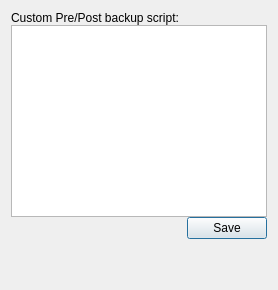
borgbase/vorta, file src/vorta/assets/UI/scriptedit.ui: the form before one commit.
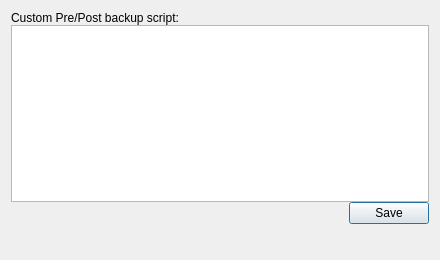
The form after the commit.

Commit message: Not needed: Removed the add from file button/dialog.

The edit to the form file:
```diff
--- a/src/vorta/assets/UI/scriptedit.ui
+++ b/src/vorta/assets/UI/scriptedit.ui
@@ -2,6 +2,14 @@
 <ui version="4.0">
  <class>ScriptEdit</class>
  <widget class="QDialog" name="ScriptEdit">
+  <property name="geometry">
+   <rect>
+    <x>0</x>
+    <y>0</y>
+    <width>440</width>
+    <height>260</height>
+   </rect>
+  </property>
   <property name="windowTitle">
    <string>Edit Script</string>
   </property>
```
The commit also changes 3 other files.
